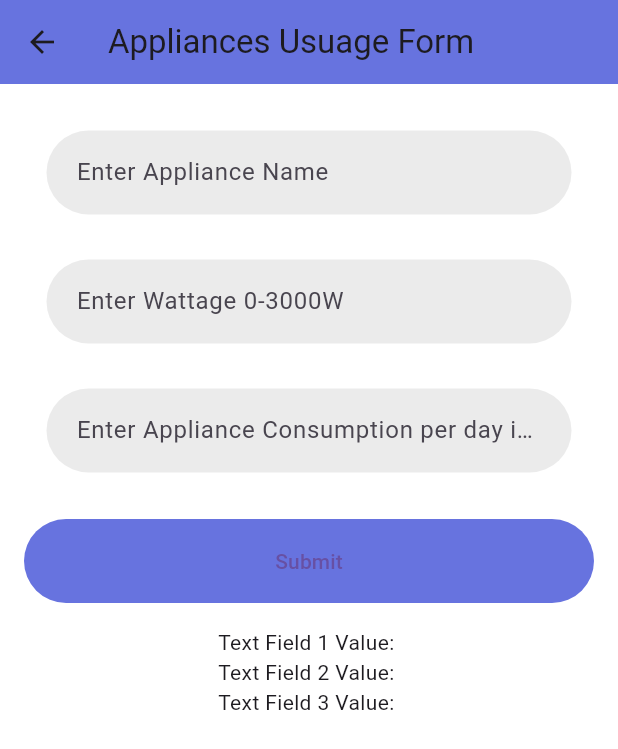
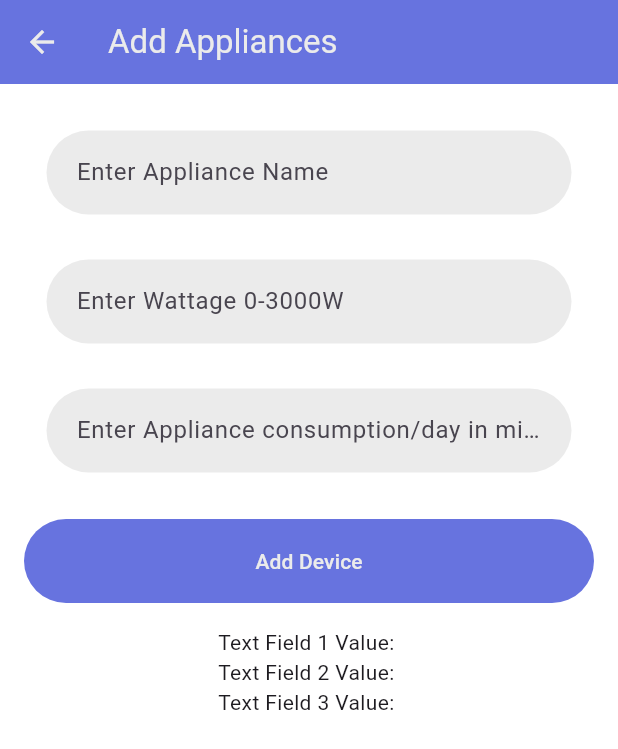
Before and after one commit to fahadevs/fypapp, a Flutter app: the UserInputForm screen opened directly, on a phone screen of 412 x 824 dp. Shown: the top 749 px of the screen. Run offline on Flutter 3.47's test engine with Material 3 defaults, Android fonts, the phone set to English and light mode, and no system bars; our stand-ins replace geolocator.

Commit message:
updating code added appliance data, working on local host

```diff
--- a/lib/Screens/Signup/components/signup_form.dart
+++ b/lib/Screens/Signup/components/signup_form.dart
@@ -26,7 +26,7 @@ class _SignUpFormState extends State<SignUpForm> {
   void register(String name, String email, String password, String c_password) async {
     try {
       Response response = await post(
-        Uri.parse('https://fyphems.000webhostapp.com/api/register'),
+        Uri.parse('localhost:8000/api/register'),
         body: {
           'name': name,
           'email': email,
--- a/lib/Screens/UserInput/UserInputForm.dart
+++ b/lib/Screens/UserInput/UserInputForm.dart
@@ -72,7 +72,7 @@ class _UserInputFormState extends State<UserInputForm> {
   }
   Future<http.Response> sendFormDataToApi() {
     // Replace the URL with your REST API endpoint
-    final url = Uri.parse('https://your-api-endpoint.com/update-data');
+    final url = Uri.parse('localhost:8000/api/appliance');
     final data = {
       'applianceName': textField1Value,
       'wattage': textField2Value,
@@ -87,10 +87,12 @@ class _UserInputFormState extends State<UserInputForm> {
   Widget build(BuildContext context) {
     return Scaffold(
       appBar: AppBar(
-        title: Text('Appliances Usuage Form'),
+        title: Text('Add Appliances'),
         backgroundColor: kPrimaryColor,
+        foregroundColor: kPrimaryLightColor,
       ),
-      body: Padding(
+      body: SafeArea(
+        child: Padding(
           padding: const EdgeInsets.all(16.0),
           child: Form(
           key: _formKey,
@@ -120,7 +122,7 @@ class _UserInputFormState extends State<UserInputForm> {
                   padding: const EdgeInsets.all(15.0),
                   child: TextFormField(
                     controller: textField3Controller,
-                  decoration: InputDecoration(labelText: 'Enter Appliance Consumption per day in minutes'),
+                    decoration: InputDecoration(labelText: 'Enter Appliance consumption/day in mins'),
                     keyboardType: TextInputType.number,
                     validator: _validateConsumption,
                   ),
@@ -128,7 +130,7 @@ class _UserInputFormState extends State<UserInputForm> {
                 SizedBox(height: 16.0),
                 ElevatedButton(
                   onPressed: _submitForm,
-                child: Text('Submit'),
+                  child: Text('Add Device'),
                 ),
                 SizedBox(height: 16.0),
                 Text('Text Field 1 Value: $textField1Value'),
@@ -139,6 +141,7 @@ class _UserInputFormState extends State<UserInputForm> {
           ),
         ),
         ),
+      ),
     );
   }
 }
--- a/lib/main.dart
+++ b/lib/main.dart
@@ -21,7 +21,8 @@ class MyApp extends StatelessWidget {
           elevatedButtonTheme: ElevatedButtonThemeData(
             style: ElevatedButton.styleFrom(
               elevation: 0,
-              primary: kPrimaryColor,
+              backgroundColor: kPrimaryColor,
+              foregroundColor: kPrimaryLightColor,
               shape: const StadiumBorder(),
               maximumSize: const Size(double.infinity, 56),
               minimumSize: const Size(double.infinity, 56),
```
Also changed, not shown: lib/Screens/Login/components/login_form.dart (+18 -1 lines), pubspec.lock, 1 other file. Lines whose indentation alone changed are shown as unchanged.
